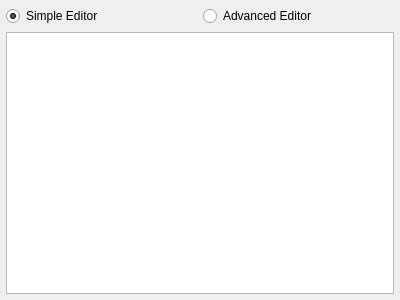
lumina-desktop/lumina, file src-qt5/core-utils/lumina-config/pages/page_fluxbox_settings.ui: the form before one commit.
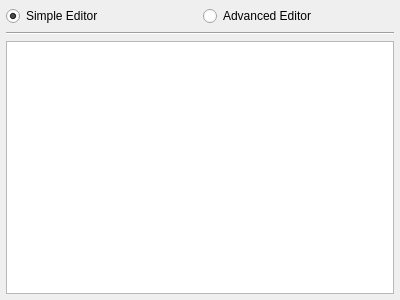
The form after the commit. The open tabs and pages were chosen to show the change.

Commit message: Also add the "Advanced/Simple" editors to the fluxbox keys page.

What changed in the file:
```diff
--- a/src-qt5/core-utils/lumina-config/pages/page_fluxbox_settings.ui
+++ b/src-qt5/core-utils/lumina-config/pages/page_fluxbox_settings.ui
@@ -47,6 +47,13 @@
      </item>
     </layout>
    </item>
+   <item>
+    <widget class="Line" name="line">
+     <property name="orientation">
+      <enum>Qt::Horizontal</enum>
+     </property>
+    </widget>
+   </item>
    <item>
     <widget class="QStackedWidget" name="stackedWidget">
      <property name="currentIndex">
@@ -214,7 +221,11 @@
         <number>0</number>
        </property>
        <item>
-        <widget class="QPlainTextEdit" name="text_file"/>
+        <widget class="QPlainTextEdit" name="text_file">
+         <property name="lineWrapMode">
+          <enum>QPlainTextEdit::NoWrap</enum>
+         </property>
+        </widget>
        </item>
       </layout>
      </widget>
```
Left out of the diff: 2 changed lines with no effect on the pictures. The commit also changes 3 other files.
